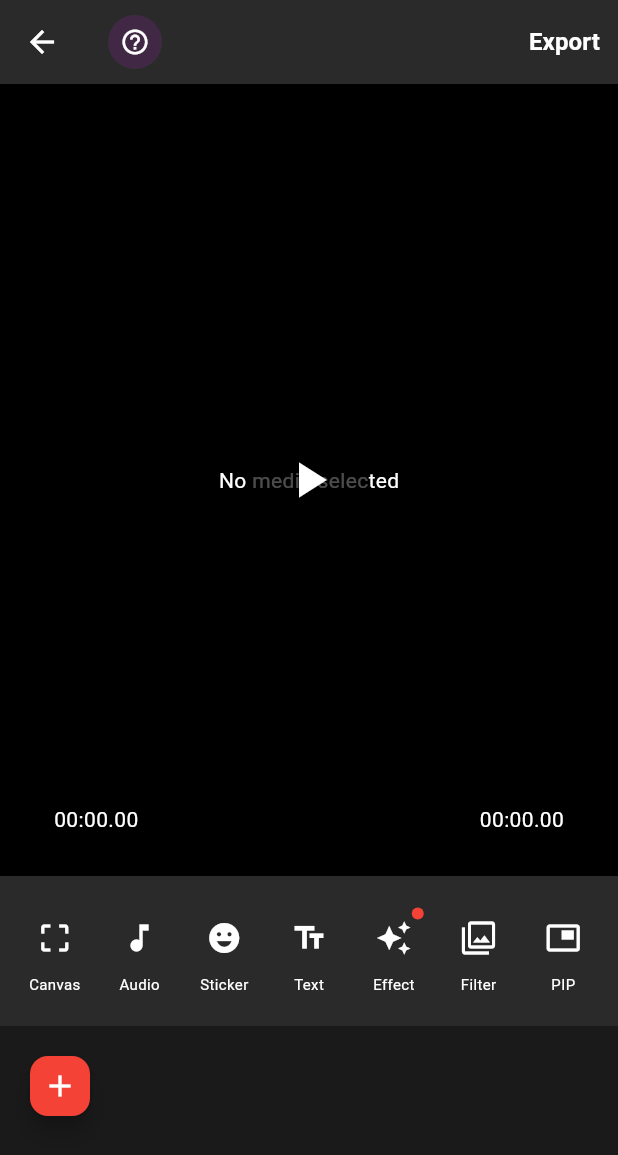
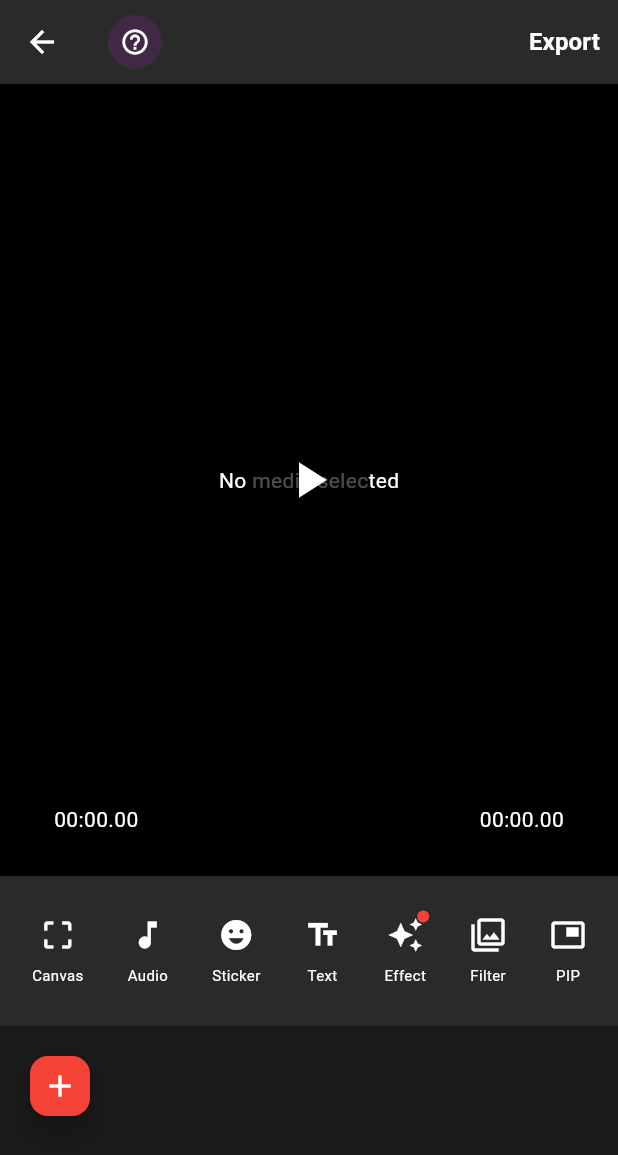
Before and after one commit to yazhini-gayathri-16/StudioV_media_editor, a Flutter app: the EditorScreen screen opened directly with empty values, on a phone screen of 412 x 824 dp. Shown: the top 1155 px of the screen. Run offline on Flutter 3.47's test engine with Material 3 defaults, Android fonts, the phone set to English and light mode, and no system bars; our stand-ins replace permission_handler, video_player; missing offline and left inert: photo_manager; network calls fail.

Commit message:
working canvas but background

```diff
--- a/lib/screens/editor_screen.dart
+++ b/lib/screens/editor_screen.dart
@@ -1,3 +1,4 @@
+import 'dart:io';
 import 'package:flutter/material.dart';
 import 'package:photo_manager/photo_manager.dart';
 import 'package:video_player/video_player.dart';
@@ -5,6 +6,7 @@ import '../models/media_clip.dart';
 import '../widgets/proportional_timeline_widget.dart';
 import '../widgets/timeline_ruler.dart';
 import '../services/video_player_manager.dart';
+import 'canvas_screen.dart';
 import 'dart:async';
 
 class EditorScreen extends StatefulWidget {
@@ -19,6 +21,7 @@ class EditorScreen extends StatefulWidget {
 class _EditorScreenState extends State<EditorScreen> {
   int _currentClipIndex = 0;
   VideoPlayerController? _videoController;
+  double? _currentAspectRatio;
   bool _isPlaying = false;
   bool _isVideoInitialized = false;
   Duration _totalProjectDuration = Duration.zero;
@@ -149,6 +152,54 @@ class _EditorScreenState extends State<EditorScreen> {
   void _calculateTotalDuration() {
     _totalProjectDuration = _mediaClips.fold(Duration.zero, (total, clip) => total + clip.trimmedDuration);
     if (mounted) setState(() {});
+  }
+
+  final Map<String, double?> _aspectRatios = {};
+
+  void _navigateToCanvasScreen() async {
+    final currentClip = _mediaClips[_currentClipIndex];
+
+    // Get the file for the current clip.
+    final File? videoFile = await currentClip.asset.file;
+    if (videoFile == null) {
+      ScaffoldMessenger.of(context).showSnackBar(
+        const SnackBar(content: Text('Could not load video file.')),
+      );
+      return;
+    }
+
+    if (_isPlaying) await _togglePlayPause();
+
+    final result = await Navigator.push(
+      context,
+      MaterialPageRoute(
+        builder: (context) => CanvasScreen(
+          // --- MODIFIED --- Pass the File, not the controller
+          videoFile: videoFile,
+          initialAspectRatio: _aspectRatios[currentClip.asset.id],
+        ),
+      ),
+    );
+
+    // This logic remains the same
+    if (result == 'CANCEL' || result == null) return;
+
+    if (result is CanvasResult) {
+      setState(() {
+        if (result.applyToAll) {
+          for (var clip in _mediaClips) {
+            _aspectRatios[clip.asset.id] = result.aspectRatio;
+          }
+        } else {
+          _aspectRatios[currentClip.asset.id] = result.aspectRatio;
+        }
+      });
+    }
+
+    // Resume playback if it was playing before
+    if (!_isPlaying && mounted) {
+      // You might want to re-enable playback here if needed
+    }
   }
 
   Future<void> _initializeCurrentMedia({bool wasPlaying = false}) async {
@@ -427,7 +478,12 @@ class _EditorScreenState extends State<EditorScreen> {
             child: Row(
               mainAxisAlignment: MainAxisAlignment.spaceEvenly,
               children: [
-                _buildToolButton(Icons.crop_free, 'Canvas', false),
+                _buildToolButton(
+                  Icons.crop_free,
+                  'Canvas',
+                  false,
+                  onPressed: _navigateToCanvasScreen,
+                ),
                 _buildToolButton(Icons.music_note, 'Audio', false),
                 _buildToolButton(Icons.emoji_emotions, 'Sticker', false),
                 _buildToolButton(Icons.text_fields, 'Text', false),
@@ -474,29 +530,41 @@ class _EditorScreenState extends State<EditorScreen> {
     );
   }
 
+  @override
   Widget _buildPreview() {
     if (_mediaClips.isEmpty || _currentClipIndex >= _mediaClips.length) {
       return const Text('No media selected', style: TextStyle(color: Colors.white));
     }
 
     final currentClip = _mediaClips[_currentClipIndex];
+    final currentAspectRatio = _aspectRatios[currentClip.asset.id]; // Get this clip's ratio
+    Widget? content;
+    double? defaultAspectRatio;
 
     if (currentClip.asset.type == AssetType.video && _isVideoInitialized && _videoController != null && _videoController!.value.isInitialized) {
-      return AspectRatio(
-        aspectRatio: _videoController!.value.aspectRatio,
-        child: VideoPlayer(_videoController!),
-      );
+      content = VideoPlayer(_videoController!);
+      defaultAspectRatio = _videoController!.value.aspectRatio;
     } else if (currentClip.asset.type == AssetType.image) {
-      return FutureBuilder<Widget>(
+      content = FutureBuilder<Widget>(
         future: _buildImagePreview(currentClip.asset),
         builder: (context, snapshot) {
           if (snapshot.hasData) return snapshot.data!;
           return const CircularProgressIndicator(valueColor: AlwaysStoppedAnimation<Color>(Colors.purple));
         },
       );
+      defaultAspectRatio = currentClip.asset.width / currentClip.asset.height;
     } else {
       return const Center(child: CircularProgressIndicator(valueColor: AlwaysStoppedAnimation<Color>(Colors.purple)));
     }
+
+    // The logic here is simpler now.
+    // It correctly applies the specific ratio for the currently active clip.
+    return AspectRatio(
+      aspectRatio: currentAspectRatio ?? defaultAspectRatio ?? 16 / 9,
+      child: ClipRect( // Important: Clip the content to the AspectRatio bounds
+        child: content,
+      ),
+    );
   }
 
   Future<Widget> _buildImagePreview(AssetEntity asset) async {
@@ -509,25 +577,23 @@ class _EditorScreenState extends State<EditorScreen> {
     return const Text('Error loading preview', style: TextStyle(color: Colors.white));
   }
 
-  Widget _buildToolButton(IconData icon, String label, bool hasNotification) {
-    return Column(
+  Widget _buildToolButton(IconData icon, String label, bool hasNotification, {VoidCallback? onPressed}) {
+    return InkWell(
+      onTap: onPressed,
+      borderRadius: BorderRadius.circular(8),
+      child: Padding(
+        padding: const EdgeInsets.all(8.0),
+        child: Column(
           mainAxisAlignment: MainAxisAlignment.center,
           children: [
             Stack(
+              clipBehavior: Clip.none,
               children: [
-            Container(
-              width: 40,
-              height: 40,
-              decoration: BoxDecoration(
-                color: Colors.transparent,
-                borderRadius: BorderRadius.circular(8),
-              ),
-              child: Icon(icon, color: Colors.white, size: 24),
-            ),
+                Icon(icon, color: Colors.white, size: 24),
                 if (hasNotification)
                   Positioned(
-                right: 0,
-                top: 0,
+                    right: -4,
+                    top: -4,
                     child: Container(
                       width: 8,
                       height: 8,
@@ -536,9 +602,11 @@ class _EditorScreenState extends State<EditorScreen> {
                   ),
               ],
             ),
-        const SizedBox(height: 4),
+            const SizedBox(height: 8),
             Text(label, style: const TextStyle(color: Colors.white, fontSize: 10)),
           ],
+        ),
+      ),
     );
   }
 
```
Also changed, not shown: lib/screens/canvas_screen.dart (added, +220 -0 lines), lib/utils/canvas_options.dart (added, +25 -0 lines), lib/widgets/canvas_button_widget.dart (added, +41 -0 lines). Lines whose indentation alone changed are shown as unchanged.
